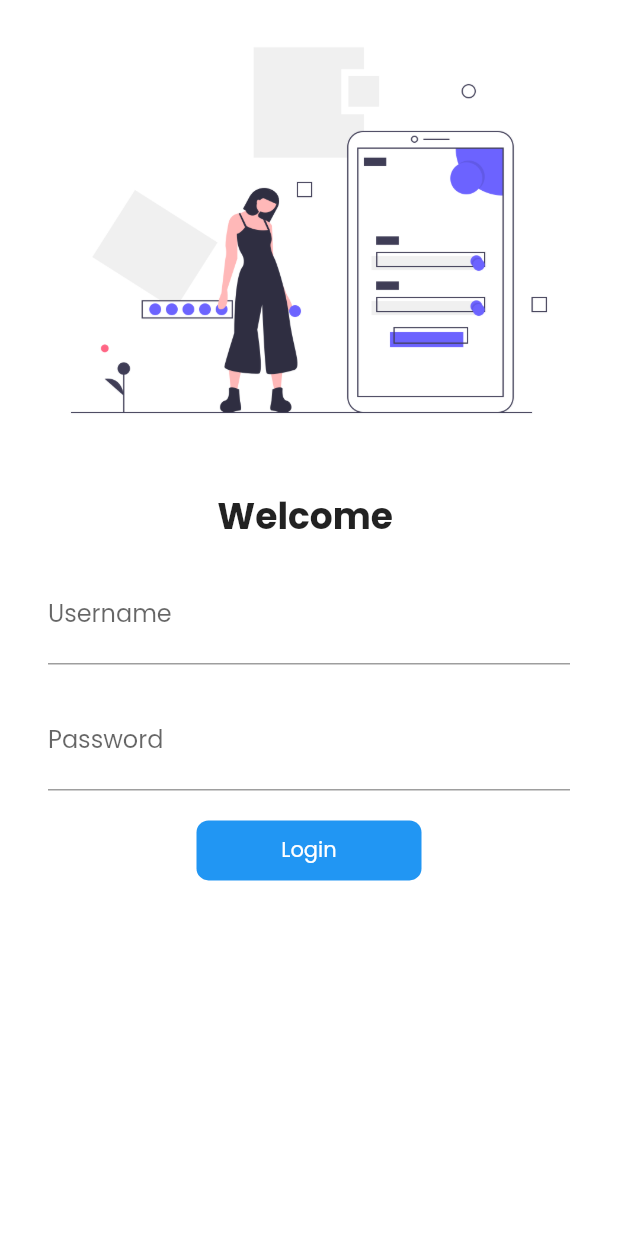
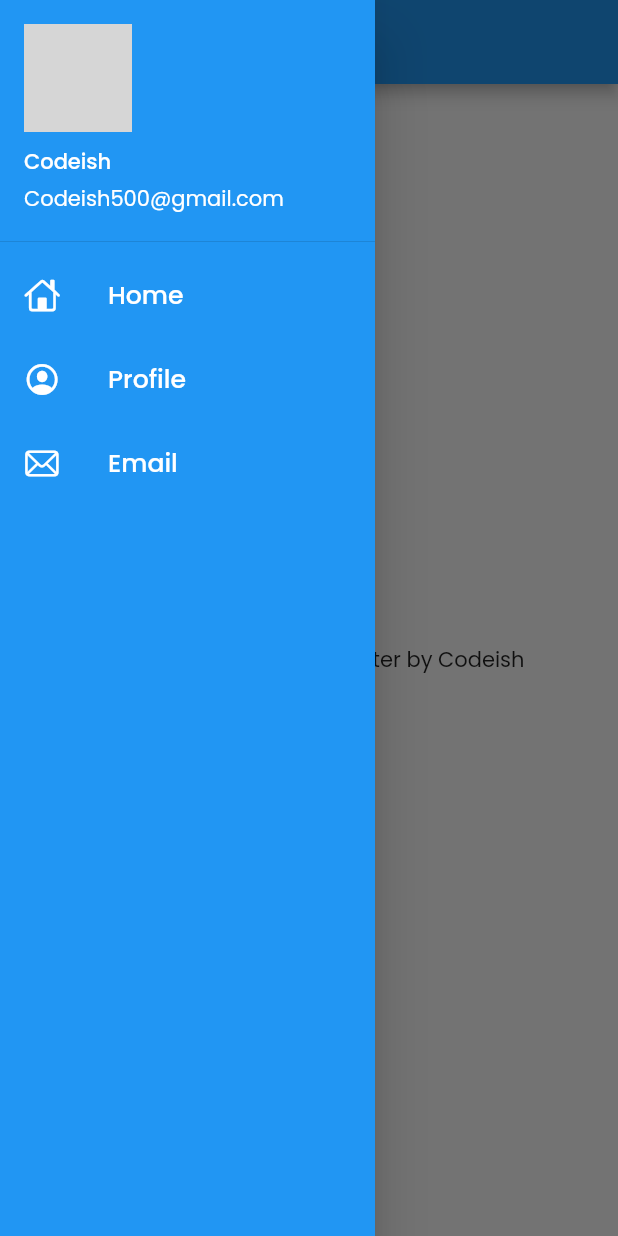
Before and after one commit to Aashish-Dahal/30DaysOfFlutter, a Flutter app: the screen it shows after launch, with the side drawer open (before the commit the screen has no drawer), on a phone screen of 412 x 824 dp. Run offline on Flutter 3.47's test engine with Material 2 defaults, Android fonts, the light colour scheme and no system bars; our stand-ins replace google_fonts; network calls fail; grey boxes are pictures that could not be loaded.

Commit message:
day 8 completed

```diff
--- a/lib/main.dart
+++ b/lib/main.dart
@@ -22,7 +22,7 @@
         primaryTextTheme: GoogleFonts.poppinsTextTheme(),
       ),
       darkTheme: ThemeData(brightness: Brightness.dark),
-      initialRoute: '/',
+      initialRoute: MyRoutes.homeRoute,
       routes: {
         '/': (context) => LoginPage(),
         MyRoutes.homeRoute: (context) => HomePage(),
--- a/lib/pages/home_page.dart
+++ b/lib/pages/home_page.dart
@@ -1,3 +1,4 @@
+import 'package:demo_app/widgets/mydrawer.dart';
 import 'package:flutter/material.dart';
 
 class HomePage extends StatelessWidget {
@@ -20,7 +21,6 @@
         body: Center(
           child: Text("Welcome to $days days of flutter by $name"),
         ),
-      drawer: Drawer(),
-    );
+        drawer: MyDrawer());
   }
 }
--- /dev/null
+++ b/lib/widgets/mydrawer.dart
@@ -0,0 +1,65 @@
+import 'package:flutter/cupertino.dart';
+import 'package:flutter/material.dart';
+
+class MyDrawer extends StatelessWidget {
+  const MyDrawer({Key key}) : super(key: key);
+
+  @override
+  Widget build(BuildContext context) {
+    final imageUrl =
+        "https://media-exp1.licdn.com/dms/image/C5103AQHkdeLYFHmfZQ/profile-displayphoto-shrink_200_200/0/1583552476644?e=1625097600&v=beta&t=dlZfbuvASUgxUhzbnzG3OXFSHypBWlKt656lZ6tVnKM";
+    return Container(
+      width: 250,
+      child: Drawer(
+        child: Container(
+          color: Colors.blue,
+          child: ListView(
+            children: [
+              DrawerHeader(
+                  padding: EdgeInsets.zero,
+                  child: UserAccountsDrawerHeader(
+                    margin: EdgeInsets.zero,
+                    currentAccountPicture: CircleAvatar(
+                      backgroundImage: NetworkImage(imageUrl),
+                    ),
+                    accountName: Text(
+                      "Codeish",
+                      style: TextStyle(color: Colors.white),
+                    ),
+                    accountEmail: Text(
+                      "Codeish500@gmail.com",
+                      style: TextStyle(color: Colors.white),
+                    ),
+                  )),
+              ListTile(
+                leading: Icon(CupertinoIcons.home, color: Colors.white),
+                title: Text(
+                  "Home",
+                  textScaleFactor: 1.2,
+                  style: TextStyle(color: Colors.white),
+                ),
+              ),
+              ListTile(
+                leading:
+                    Icon(CupertinoIcons.profile_circled, color: Colors.white),
+                title: Text(
+                  "Profile",
+                  textScaleFactor: 1.2,
+                  style: TextStyle(color: Colors.white),
+                ),
+              ),
+              ListTile(
+                leading: Icon(CupertinoIcons.mail, color: Colors.white),
+                title: Text(
+                  "Email",
+                  textScaleFactor: 1.2,
+                  style: TextStyle(color: Colors.white),
+                ),
+              ),
+            ],
+          ),
+        ),
+      ),
+    );
+  }
+}
```
Lines whose indentation alone changed are shown as unchanged.
